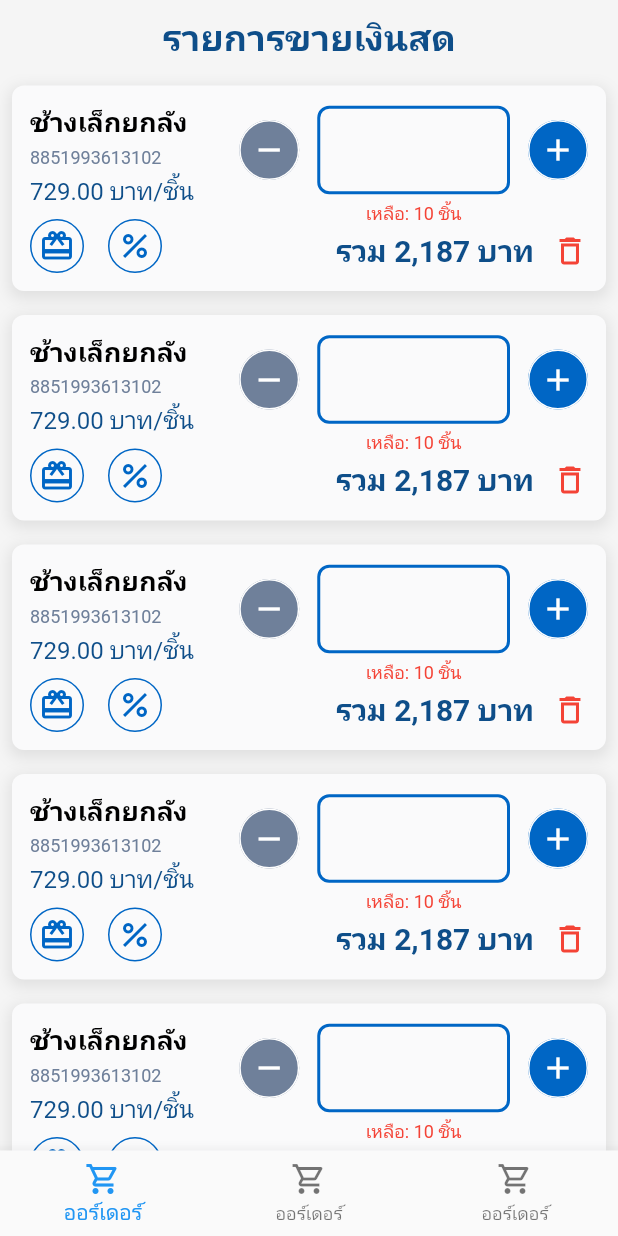
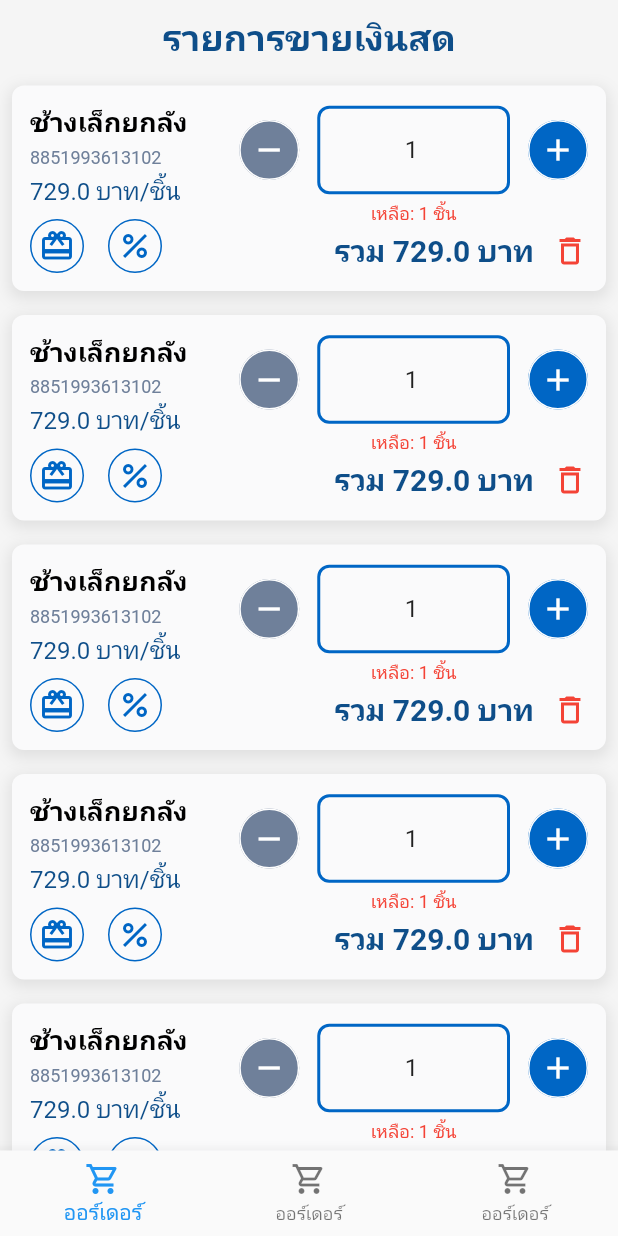
Before and after one commit to MongkolJ/pos_van, a Flutter app: the screen it shows after launch, after a tap on the "remove" icon, on a phone screen of 412 x 824 dp. Run offline on Flutter 3.47's test engine with Material 2 defaults, Android fonts, the phone set to English and light mode, and no system bars.

Commit message:
Update CartItemCard widgets and events

```diff
--- /dev/null
+++ b/lib/components/bordered_text_field.dart
@@ -0,0 +1,45 @@
+import 'package:flutter/material.dart';
+import 'package:pos_van/constants/decorations/colors.dart';
+
+class BorderedTextField extends StatelessWidget {
+  const BorderedTextField({
+    Key? key,
+    this.controller,
+    required this.onEditingEnd,
+  }) : super(key: key);
+
+  final TextEditingController? controller;
+  final Future<void> Function() onEditingEnd;
+
+  @override
+  Widget build(BuildContext context) {
+    return Focus(
+      onFocusChange: (bool isFocus) async {
+        if (isFocus) {
+          return;
+        }
+        await onEditingEnd();
+      },
+      child: TextField(
+        textAlign: TextAlign.center,
+        controller: controller,
+        decoration: InputDecoration(
+          enabledBorder: OutlineInputBorder(
+            borderRadius: BorderRadius.circular(8),
+            borderSide: const BorderSide(
+              width: 2,
+              color: kPrimaryLightColor,
+            ),
+          ),
+          border: OutlineInputBorder(
+            borderRadius: BorderRadius.circular(8),
+            borderSide: const BorderSide(
+              width: 2,
+              color: kPrimaryDarkColor,
+            ),
+          ),
+        ),
+      ),
+    );
+  }
+}
--- a/lib/modules/cart/cart_item_model.dart
+++ b/lib/modules/cart/cart_item_model.dart
@@ -0,0 +1,55 @@
+class CartItemModel {
+  late String sku;
+  late String barcode;
+  late String title;
+  late double price;
+  late int amount;
+  late int remainInStock;
+  Promotion? promotion;
+
+  CartItemModel({
+    required this.sku,
+    required this.barcode,
+    required this.title,
+    required this.price,
+    required this.amount,
+    required this.remainInStock,
+    this.promotion,
+  });
+
+  CartItemModel.fromJson({required Map<String, dynamic> map}) {
+    sku = map['sku'];
+    barcode = map['barcode'];
+    title = map['title'];
+    price = map['price'];
+    amount = 0;
+    remainInStock = map['remainInStock'];
+  }
+
+  String totalPrice() {
+    return (amount * price).toString();
+  }
+
+  bool increaseAmount() {
+    if (amount < remainInStock) {
+      amount++;
+      return true;
+    }
+
+    return false;
+  }
+
+  bool decreaseAmount() {
+    if (amount > 1) {
+      amount--;
+      return true;
+    }
+    return false;
+  }
+
+  void setAmount({required int amount}) {
+    this.amount = amount;
+  }
+}
+
+class Promotion {}
--- a/lib/modules/cart/cart_view.dart
+++ b/lib/modules/cart/cart_view.dart
@@ -1,8 +1,7 @@
 import 'package:flutter/material.dart';
-import 'package:pos_van/components/circular_icon_button.dart';
-import 'package:pos_van/constants/decorations/box_decorations.dart';
 import 'package:pos_van/constants/decorations/colors.dart';
 import 'package:pos_van/constants/decorations/text_styles.dart';
+import 'package:pos_van/modules/cart/cart_item_model.dart';
 import 'package:pos_van/modules/cart/components/cart_item_card.dart';
 
 class CartView extends StatefulWidget {
@@ -18,7 +17,11 @@ class _CartViewState extends State<CartView> {
     return SafeArea(
       child: Scaffold(
         backgroundColor: kBackgroundColor,
-        body: Column(
+        body: GestureDetector(
+          onTap: () {
+            FocusScope.of(context).requestFocus(FocusNode());
+          },
+          child: Column(
             children: [
               _sectionBuffer(),
               const Center(
@@ -33,14 +36,24 @@ class _CartViewState extends State<CartView> {
                   scrollDirection: Axis.vertical,
                   shrinkWrap: true,
                   itemBuilder: (BuildContext context, int index) {
-                  return const Padding(
-                    padding: EdgeInsets.all(8.0),
-                    child: CartItemCard(),
+                    return Padding(
+                      padding: const EdgeInsets.all(8.0),
+                      child: CartItemCard(
+                        model: CartItemModel(
+                          sku: 'sku',
+                          barcode: '8851993613102',
+                          title: 'ช้างเล็กยกลัง',
+                          price: 729,
+                          amount: 1,
+                          remainInStock: 10,
+                        ),
+                      ),
                     );
                   },
                 ),
               ),
             ],
+          ),
         ),
       ),
     );
--- a/lib/modules/cart/components/cart_item_card.dart
+++ b/lib/modules/cart/components/cart_item_card.dart
@@ -1,11 +1,31 @@
 import 'package:flutter/material.dart';
+import 'package:pos_van/components/bordered_text_field.dart';
 import 'package:pos_van/components/circular_icon_button.dart';
 import 'package:pos_van/constants/decorations/box_decorations.dart';
 import 'package:pos_van/constants/decorations/colors.dart';
 import 'package:pos_van/constants/decorations/text_styles.dart';
+import 'package:pos_van/modules/cart/cart_item_model.dart';
 
-class CartItemCard extends StatelessWidget {
-  const CartItemCard({Key? key}) : super(key: key);
+class CartItemCard extends StatefulWidget {
+  const CartItemCard({
+    Key? key,
+    required this.model,
+  }) : super(key: key);
+
+  final CartItemModel model;
+
+  @override
+  State<CartItemCard> createState() => _CartItemCardState();
+}
+
+class _CartItemCardState extends State<CartItemCard> {
+  final TextEditingController _amountController = TextEditingController();
+
+  @override
+  void initState() {
+    super.initState();
+    _amountController.text = widget.model.amount.toStringAsFixed(0);
+  }
 
   @override
   Widget build(BuildContext context) {
@@ -18,26 +38,26 @@ class CartItemCard extends StatelessWidget {
             flex: 3,
             child: Column(
               children: [
-                const Align(
+                Align(
                   alignment: Alignment.centerLeft,
                   child: Text(
-                    'ช้างเล็กยกลัง',
+                    widget.model.title,
                     style: kTitleTextStyle,
                   ),
                 ),
                 _subSectionBuffer(),
-                const Align(
+                Align(
                   alignment: Alignment.centerLeft,
                   child: Text(
-                    '8851993613102',
+                    widget.model.barcode,
                     style: kSecondaryContentTextStyle,
                   ),
                 ),
                 _subSectionBuffer(),
-                const Align(
+                Align(
                   alignment: Alignment.centerLeft,
                   child: Text(
-                    '729.00 บาท/ชิ้น',
+                    '${widget.model.price} บาท/ชิ้น',
                     style: kHighLightBodyTextStyle,
                   ),
                 ),
@@ -75,53 +95,67 @@ class CartItemCard extends StatelessWidget {
                     CircularIconButton(
                       icon: Icons.remove,
                       iconColor: Colors.white,
-                      onTapped: () async {},
+                      onTapped: () async {
+                        bool adjustAmountResult = widget.model.decreaseAmount();
+                        if (!adjustAmountResult) {
+                          return;
+                        }
+
+                        _amountController.text =
+                            widget.model.amount.toStringAsFixed(0);
+                      },
                       fillColor: kFadedTextColor,
                       size: 40,
                     ),
                     Expanded(
                       child: Padding(
                         padding: const EdgeInsets.symmetric(horizontal: 12.0),
-                        child: TextField(
-                          decoration: InputDecoration(
-                            enabledBorder: OutlineInputBorder(
-                              borderRadius: BorderRadius.circular(8),
-                              borderSide: const BorderSide(
-                                width: 2,
-                                color: kPrimaryLightColor,
-                              ),
-                            ),
-                            border: OutlineInputBorder(
-                              borderRadius: BorderRadius.circular(8),
-                              borderSide: const BorderSide(
-                                width: 2,
-                                color: kPrimaryDarkColor,
-                              ),
-                            ),
-                          ),
+                        child: BorderedTextField(
+                          controller: _amountController,
+                          onEditingEnd: () async {
+                            int? newAmount =
+                                int.tryParse(_amountController.text);
+                            if (newAmount == null) {
+                              setState(() {
+                                _amountController.clear();
+                              });
+                              return;
+                            }
+
+                            widget.model.setAmount(amount: newAmount);
+                            setState(() {});
+                          },
                         ),
                       ),
                     ),
                     CircularIconButton(
                       icon: Icons.add,
                       iconColor: Colors.white,
-                      onTapped: () async {},
+                      onTapped: () async {
+                        bool adjustAmountResult = widget.model.increaseAmount();
+                        if (!adjustAmountResult) {
+                          return;
+                        }
+
+                        _amountController.text =
+                            widget.model.amount.toStringAsFixed(0);
+                      },
                       fillColor: kPrimaryLightColor,
                       size: 40,
                     ),
                   ],
                 ),
                 _subSectionBuffer(),
-                const Text(
-                  'เหลือ: 10 ชิ้น',
+                Text(
+                  'เหลือ: ${widget.model.amount} ชิ้น',
                   style: kRedIndicatorTextStyle,
                 ),
                 _subSectionBuffer(),
                 Row(
                   children: [
                     const Spacer(),
-                    const Text(
-                      'รวม 2,187 บาท',
+                    Text(
+                      'รวม ${widget.model.totalPrice()} บาท',
                       style: kSubHeaderTextStyle,
                     ),
                     const SizedBox(width: 12),
```
Lines whose indentation alone changed are shown as unchanged.
